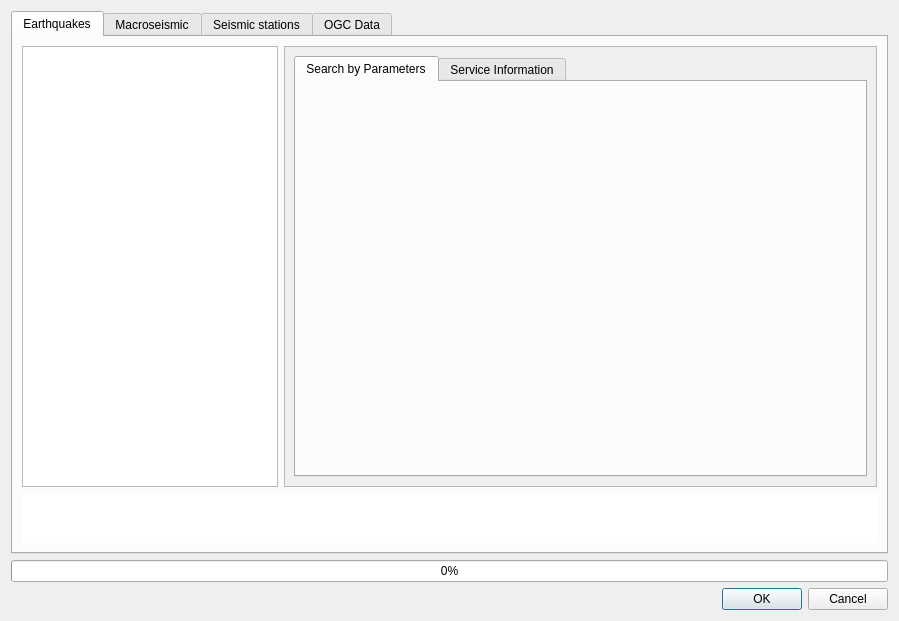
Above: qquake/ui/qquake_dialog_base.ui from INGV/qquake before the change. Below: the same form after it.
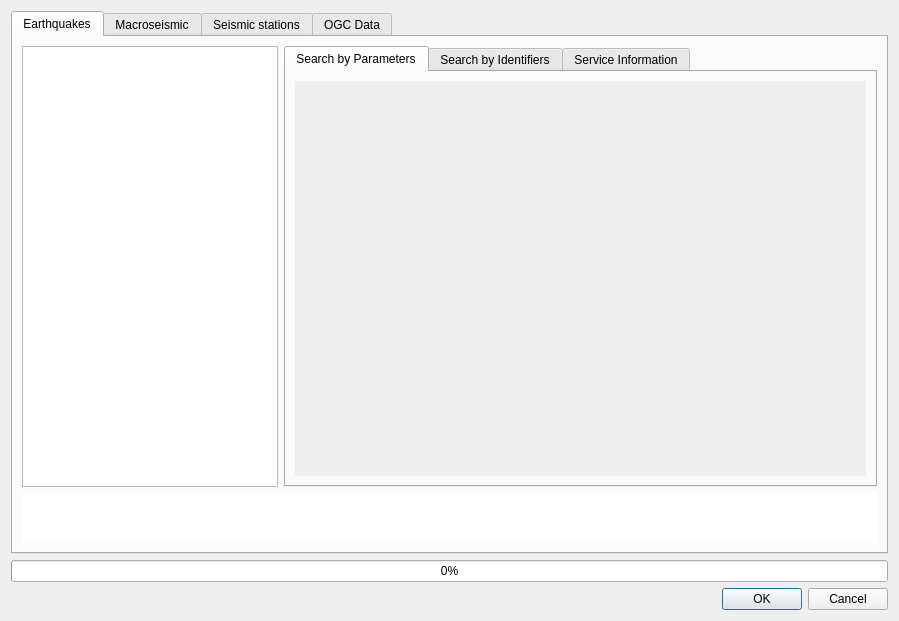
That is the form after the change.

Commit message:
Add support for fetching individual events by ID
Refs #14

The edit to the form file:
```diff
--- a/qquake/ui/qquake_dialog_base.ui
+++ b/qquake/ui/qquake_dialog_base.ui
@@ -55,59 +55,6 @@
          </property>
         </widget>
        </item>
-       <item row="0" column="1">
-        <widget class="QScrollArea" name="scrollArea">
-         <property name="widgetResizable">
-          <bool>true</bool>
-         </property>
-         <widget class="QWidget" name="scrollAreaWidgetContents">
-          <property name="geometry">
-           <rect>
-            <x>0</x>
-            <y>0</y>
-            <width>595</width>
-            <height>428</height>
-           </rect>
-          </property>
-          <layout class="QGridLayout" name="gridLayout">
-           <item row="0" column="0">
-            <widget class="QTabWidget" name="tabWidget_2">
-             <property name="currentIndex">
-              <number>0</number>
-             </property>
-             <widget class="QWidget" name="tab_5">
-              <attribute name="title">
-               <string>Search by Parameters</string>
-              </attribute>
-              <layout class="QVBoxLayout" name="verticalLayout_3">
-               <item>
-                <widget class="QWidget" name="fsdn_event_filter_container" native="true">
-                 <property name="minimumSize">
-                  <size>
-                   <width>40</width>
-                   <height>0</height>
-                  </size>
-                 </property>
-                </widget>
-               </item>
-              </layout>
-             </widget>
-             <widget class="QWidget" name="tab_6">
-              <attribute name="title">
-               <string>Service Information</string>
-              </attribute>
-              <layout class="QVBoxLayout" name="verticalLayout_5">
-               <item>
-                <widget class="QWidget" name="earthquake_service_info_container" native="true"/>
-               </item>
-              </layout>
-             </widget>
-            </widget>
-           </item>
-          </layout>
-         </widget>
-        </widget>
-       </item>
        <item row="1" column="0" colspan="2">
         <widget class="QTextBrowser" name="fsdn_event_url_text_browser">
          <property name="sizePolicy">
@@ -142,6 +89,89 @@
          </property>
         </widget>
        </item>
+       <item row="0" column="1">
+        <widget class="QWidget" name="widget" native="true">
+         <layout class="QVBoxLayout" name="verticalLayout_11">
+          <property name="leftMargin">
+           <number>0</number>
+          </property>
+          <property name="topMargin">
+           <number>0</number>
+          </property>
+          <property name="rightMargin">
+           <number>0</number>
+          </property>
+          <property name="bottomMargin">
+           <number>0</number>
+          </property>
+          <item>
+           <widget class="QTabWidget" name="fdsn_tab_widget">
+            <property name="currentIndex">
+             <number>0</number>
+            </property>
+            <widget class="QWidget" name="tab_5">
+             <attribute name="title">
+              <string>Search by Parameters</string>
+             </attribute>
+             <layout class="QVBoxLayout" name="verticalLayout_3">
+              <item>
+               <widget class="QScrollArea" name="scrollArea">
+                <property name="frameShape">
+                 <enum>QFrame::NoFrame</enum>
+                </property>
+                <property name="frameShadow">
+                 <enum>QFrame::Plain</enum>
+                </property>
+                <property name="widgetResizable">
+                 <bool>true</bool>
+                </property>
+                <widget class="QWidget" name="widget_2">
+                 <property name="geometry">
+                  <rect>
+                   <x>0</x>
+                   <y>0</y>
+                   <width>575</width>
+                   <height>379</height>
+                  </rect>
+                 </property>
+                 <property name="autoFillBackground">
+                  <bool>false</bool>
+                 </property>
+                 <layout class="QVBoxLayout" name="verticalLayout_12">
+                  <item>
+                   <widget class="QWidget" name="fsdn_event_filter_container" native="true"/>
+                  </item>
+                 </layout>
+                </widget>
+               </widget>
+              </item>
+             </layout>
+            </widget>
+            <widget class="QWidget" name="tab_11">
+             <attribute name="title">
+              <string>Search by Identifiers</string>
+             </attribute>
+             <layout class="QVBoxLayout" name="verticalLayout_10">
+              <item>
+               <widget class="QWidget" name="fsdn_by_id_container" native="true"/>
+              </item>
+             </layout>
+            </widget>
+            <widget class="QWidget" name="tab_6">
+             <attribute name="title">
+              <string>Service Information</string>
+             </attribute>
+             <layout class="QVBoxLayout" name="verticalLayout_5">
+              <item>
+               <widget class="QWidget" name="earthquake_service_info_container" native="true"/>
+              </item>
+             </layout>
+            </widget>
+           </widget>
+          </item>
+         </layout>
+        </widget>
+       </item>
       </layout>
      </widget>
      <widget class="QWidget" name="fdsn_macro_tab">
@@ -240,6 +270,86 @@
          </property>
         </widget>
        </item>
+       <item row="0" column="1">
+        <widget class="QWidget" name="widget_3" native="true">
+         <layout class="QVBoxLayout" name="verticalLayout_13">
+          <property name="leftMargin">
+           <number>0</number>
+          </property>
+          <property name="topMargin">
+           <number>0</number>
+          </property>
+          <property name="rightMargin">
+           <number>0</number>
+          </property>
+          <property name="bottomMargin">
+           <number>0</number>
+          </property>
+          <item>
+           <widget class="QTabWidget" name="macro_tab_widget">
+            <property name="currentIndex">
+             <number>0</number>
+            </property>
+            <widget class="QWidget" name="tab_3">
+             <attribute name="title">
+              <string>Search by Parameters</string>
+             </attribute>
+             <layout class="QVBoxLayout" name="verticalLayout_2">
+              <item>
+               <widget class="QScrollArea" name="scrollArea_2">
+                <property name="frameShape">
+                 <enum>QFrame::NoFrame</enum>
+                </property>
+                <property name="frameShadow">
+                 <enum>QFrame::Plain</enum>
+                </property>
+                <property name="widgetResizable">
+                 <bool>true</bool>
+                </property>
+                <widget class="QWidget" name="scrollAreaWidgetContents">
+                 <property name="geometry">
+                  <rect>
+                   <x>0</x>
+                   <y>0</y>
+                   <width>575</width>
+                   <height>379</height>
+                  </rect>
+                 </property>
+                 <layout class="QVBoxLayout" name="verticalLayout_14">
+                  <item>
+                   <widget class="QWidget" name="macro_filter_container" native="true"/>
+                  </item>
+                 </layout>
+                </widget>
+               </widget>
+              </item>
+             </layout>
+            </widget>
+            <widget class="QWidget" name="tab_12">
+             <attribute name="title">
+              <string>Search by Identifiers</string>
+             </attribute>
+             <layout class="QVBoxLayout" name="verticalLayout_15">
+              <item>
+               <widget class="QWidget" name="macro_by_id_container" native="true"/>
+              </item>
+             </layout>
+            </widget>
+            <widget class="QWidget" name="tab_4">
+             <attribute name="title">
+              <string>Service Information</string>
+             </attribute>
+             <layout class="QVBoxLayout" name="verticalLayout_6">
+              <item>
+               <widget class="QWidget" name="macro_service_info_container" native="true"/>
+              </item>
+             </layout>
+            </widget>
+           </widget>
+          </item>
+         </layout>
+        </widget>
+       </item>
       </layout>
      </widget>
      <widget class="QWidget" name="tab">
```
Left out of the diff: 179 changed lines with no effect on the pictures. The commit also changes 4 other files.
